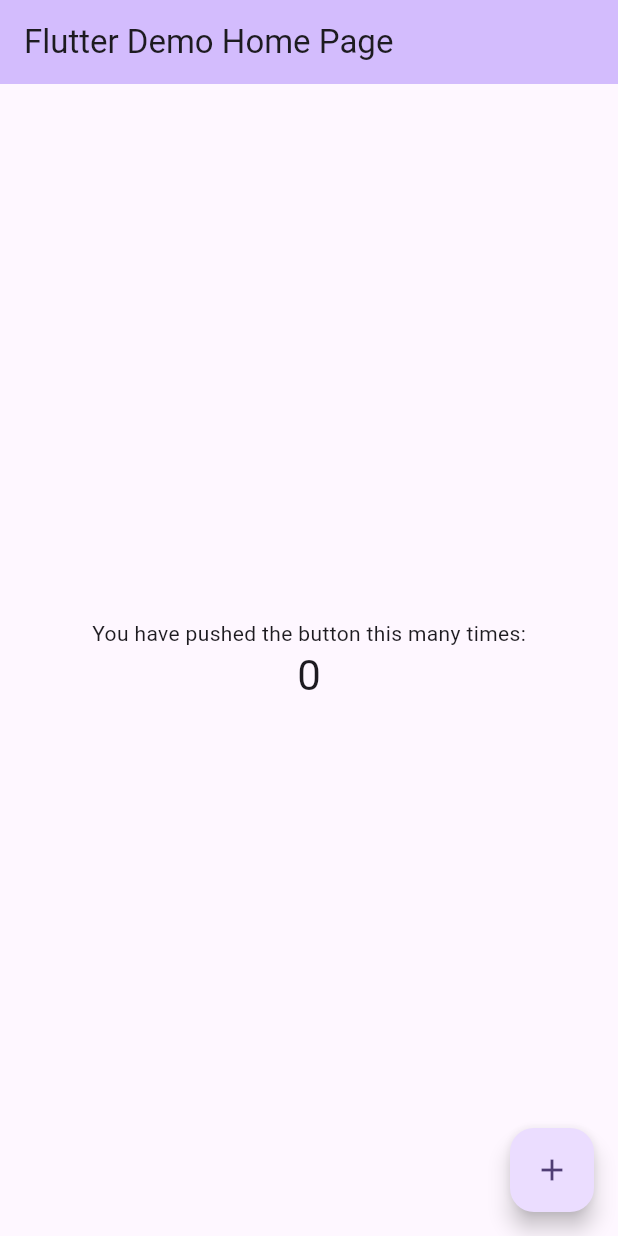
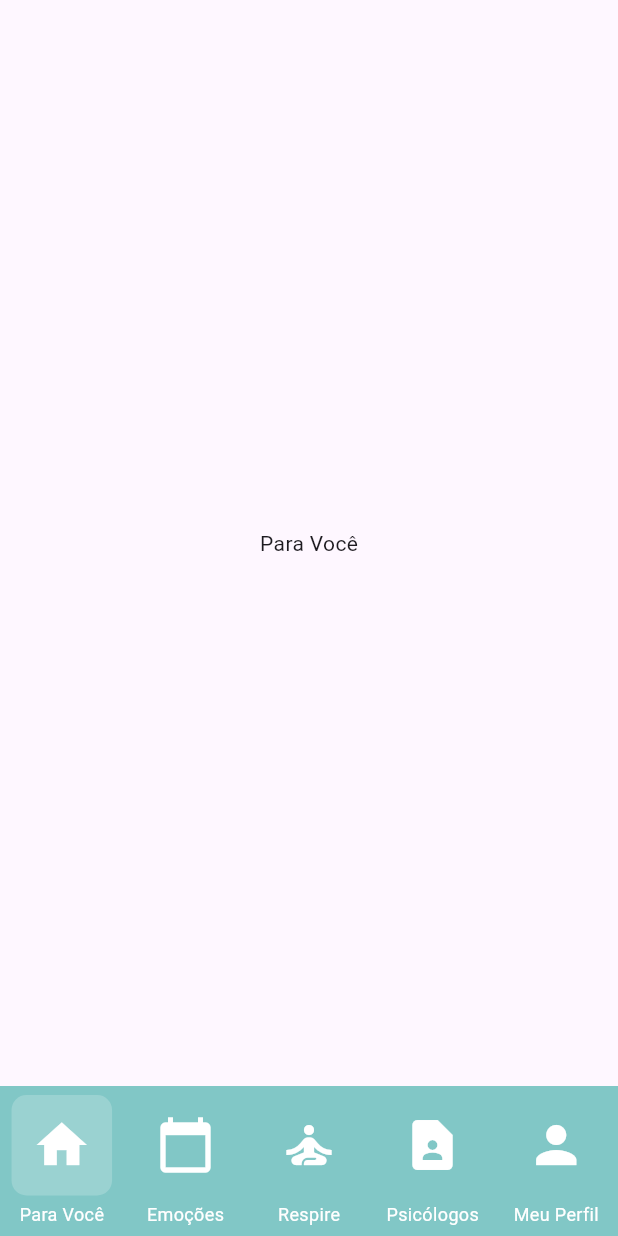
Before and after one commit to JennieOliveira99/PSIBem, a Flutter app: the screen it shows after launch, on a phone screen of 412 x 824 dp. Run offline on Flutter 3.47's test engine with Material 3 defaults, Android fonts, the phone set to English and light mode, and no system bars; our stand-ins replace fl_chart, table_calendar; missing offline and left inert: mood_tracker.

Commit message:
calendario, graficos

```diff
--- a/psibem/lib/main.dart
+++ b/psibem/lib/main.dart
@@ -1,125 +1,113 @@
 import 'package:flutter/material.dart';
+import 'package:mood_tracker/views/calendario.dart';
 
 void main() {
-  runApp(const MyApp());
+  runApp(MyApp());
 }
 
 class MyApp extends StatelessWidget {
-  const MyApp({super.key});
-
-  // This widget is the root of your application.
   @override
   Widget build(BuildContext context) {
     return MaterialApp(
-      title: 'Flutter Demo',
+      debugShowCheckedModeBanner: false,
+      title: 'Mood Tracker',
       theme: ThemeData(
-        // This is the theme of your application.
-        //
-        // TRY THIS: Try running your application with "flutter run". You'll see
-        // the application has a purple toolbar. Then, without quitting the app,
-        // try changing the seedColor in the colorScheme below to Colors.green
-        // and then invoke "hot reload" (save your changes or press the "hot
-        // reload" button in a Flutter-supported IDE, or press "r" if you used
-        // the command line to start the app).
-        //
-        // Notice that the counter didn't reset back to zero; the application
-        // state is not lost during the reload. To reset the state, use hot
-        // restart instead.
-        //
-        // This works for code too, not just values: Most code changes can be
-        // tested with just a hot reload.
-        colorScheme: ColorScheme.fromSeed(seedColor: Colors.deepPurple),
-        useMaterial3: true,
+        primarySwatch: Colors.blue,
       ),
-      home: const MyHomePage(title: 'Flutter Demo Home Page'),
+      home: MainPage(),
     );
   }
 }
 
-class MyHomePage extends StatefulWidget {
-  const MyHomePage({super.key, required this.title});
-
-  // This widget is the home page of your application. It is stateful, meaning
-  // that it has a State object (defined below) that contains fields that affect
-  // how it looks.
-
-  // This class is the configuration for the state. It holds the values (in this
-  // case the title) provided by the parent (in this case the App widget) and
-  // used by the build method of the State. Fields in a Widget subclass are
-  // always marked "final".
-
-  final String title;
-
+class MainPage extends StatefulWidget {
   @override
-  State<MyHomePage> createState() => _MyHomePageState();
+  _MainPageState createState() => _MainPageState();
 }
 
-class _MyHomePageState extends State<MyHomePage> {
-  int _counter = 0;
+class _MainPageState extends State<MainPage> {
+  int _selectedIndex = 0;
 
-  void _incrementCounter() {
+
+  static final List<Widget> _pages = [
+    Center(child: Text('Para Você')),
+    Center(child: Text('emoções')),
+    Center(child: Text('Respire')),
+    Center(child: Text('Psicólogos')),
+    Center(child: Text('Meu Perfil')),
+  ];
+
+  void _onItemTapped(int index) {
     setState(() {
-      // This call to setState tells the Flutter framework that something has
-      // changed in this State, which causes it to rerun the build method below
-      // so that the display can reflect the updated values. If we changed
-      // _counter without calling setState(), then the build method would not be
-      // called again, and so nothing would appear to happen.
-      _counter++;
+      _selectedIndex = index;
     });
   }
 
   @override
   Widget build(BuildContext context) {
-    // This method is rerun every time setState is called, for instance as done
-    // by the _incrementCounter method above.
-    //
-    // The Flutter framework has been optimized to make rerunning build methods
-    // fast, so that you can just rebuild anything that needs updating rather
-    // than having to individually change instances of widgets.
     return Scaffold(
-      appBar: AppBar(
-        // TRY THIS: Try changing the color here to a specific color (to
-        // Colors.amber, perhaps?) and trigger a hot reload to see the AppBar
-        // change color while the other colors stay the same.
-        backgroundColor: Theme.of(context).colorScheme.inversePrimary,
-        // Here we take the value from the MyHomePage object that was created by
-        // the App.build method, and use it to set our appbar title.
-        title: Text(widget.title),
-      ),
-      body: Center(
-        // Center is a layout widget. It takes a single child and positions it
-        // in the middle of the parent.
-        child: Column(
-          // Column is also a layout widget. It takes a list of children and
-          // arranges them vertically. By default, it sizes itself to fit its
-          // children horizontally, and tries to be as tall as its parent.
-          //
-          // Column has various properties to control how it sizes itself and
-          // how it positions its children. Here we use mainAxisAlignment to
-          // center the children vertically; the main axis here is the vertical
-          // axis because Columns are vertical (the cross axis would be
-          // horizontal).
-          //
-          // TRY THIS: Invoke "debug painting" (choose the "Toggle Debug Paint"
-          // action in the IDE, or press "p" in the console), to see the
-          // wireframe for each widget.
-          mainAxisAlignment: MainAxisAlignment.center,
-          children: <Widget>[
-            const Text(
-              'You have pushed the button this many times:',
-            ),
-            Text(
-              '$_counter',
-              style: Theme.of(context).textTheme.headlineMedium,
-            ),
+      body: _pages[_selectedIndex],
+      bottomNavigationBar: Container(
+        height: 100,
+        decoration: BoxDecoration(
+          color: Color(0xFF81C7C6),
+        ),
+        child: Row(
+          mainAxisAlignment: MainAxisAlignment.spaceAround,
+          children: [
+            _buildNavItem(Icons.home, 'Para Você', 0),
+            _buildNavItem(Icons.calendar_today, 'Emoções', 1),
+            _buildNavItem(Icons.self_improvement, 'Respire', 2),
+            _buildNavItem(Icons.contact_page, 'Psicólogos', 3),
+            _buildNavItem(Icons.person, 'Meu Perfil', 4),
           ],
         ),
       ),
-      floatingActionButton: FloatingActionButton(
-        onPressed: _incrementCounter,
-        tooltip: 'Increment',
-        child: const Icon(Icons.add),
-      ), // This trailing comma makes auto-formatting nicer for build methods.
+    );
+  }
+
+  Widget _buildNavItem(IconData icon, String label, int index) {
+    return GestureDetector(
+      onTap: () {
+        if (index == 1) {
+
+          final calendarioPage = Calendario();
+         // calendarioPage.initialize();
+          Navigator.push(
+            context,
+            MaterialPageRoute(builder: (context) => calendarioPage),
+          );
+        } else {
+
+          _onItemTapped(index);
+        }
+      },
+      child: Column(
+        mainAxisAlignment: MainAxisAlignment.center,
+        children: [
+          Container(
+            width: 67,
+            height: 67,
+            padding: EdgeInsets.all(8),
+            decoration: BoxDecoration(
+              color: _selectedIndex == index ? Colors.white.withOpacity(0.2) : Colors.transparent,
+              borderRadius: BorderRadius.circular(10),
+            ),
+            child: Icon(
+              icon,
+              size: 40,
+              color: Colors.white,
+            ),
+          ),
+          SizedBox(height: 4),
+          Text(
+            label,
+            style: TextStyle(
+              color: Colors.white,
+              fontSize: 12,
+            ),
+          ),
+        ],
+      ),
     );
   }
 }
```
Also changed, not shown: psibem/lib/views/calendario.dart (added, +283 -0 lines), psibem/lib/views/grafico.dart (added, +239 -0 lines).
